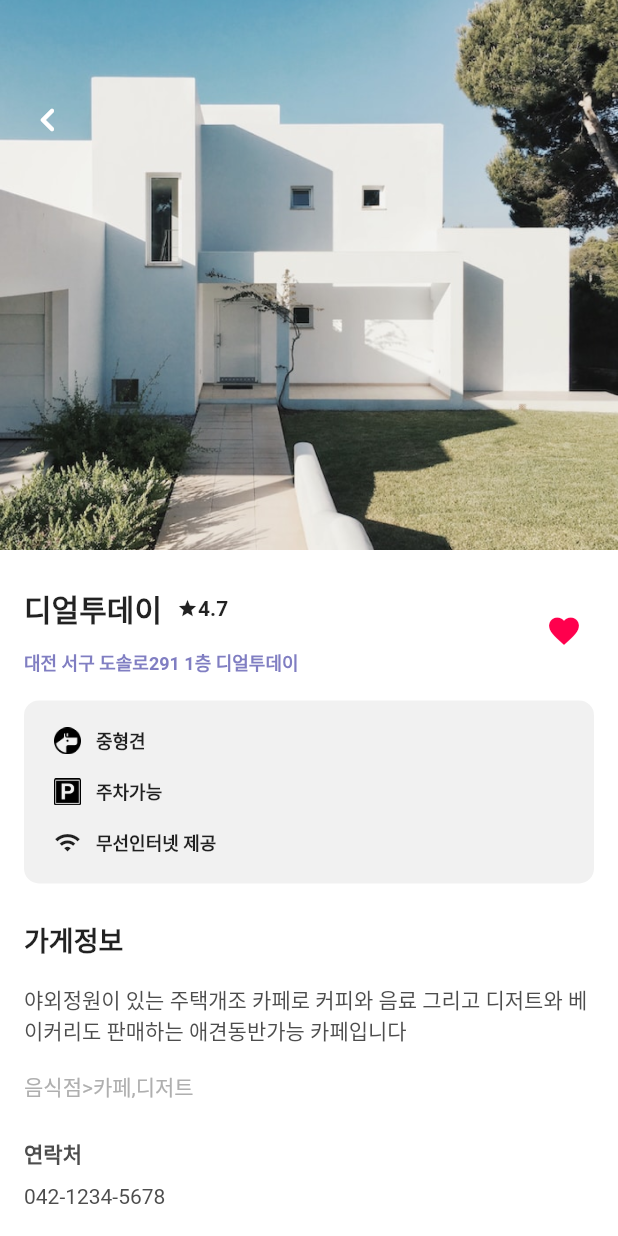
After one commit to Yongjun-Han/_DangTrip, a Flutter app: the PlaceDetailScreen screen opened directly, on a phone screen of 412 x 824 dp. The commit adds this screen. Run offline on Flutter 3.47's test engine with Material 2 defaults, Android fonts, the phone set to English and light mode, and no system bars; our stand-ins replace carousel_slider, dio, flutter_secure_storage, smooth_page_indicator; accounts and stored records are empty; network calls fail; Roboto replaces fonts that are missing (Pretendard).

Commit message:
detail page ui

```diff
--- /dev/null
+++ b/_dangtrip/lib/Common/Components/place_detail_card.dart
@@ -0,0 +1,355 @@
+import 'package:_dangtrip/Common/const/colors.dart';
+import 'package:flutter/material.dart';
+
+class PlaceDetailCard extends StatelessWidget {
+  // //썸네일
+  // final Widget image;
+  // //상호명
+  // final String name;
+  // //평점
+  // final double ratings;
+  // //주소
+  // final String address;
+  // //견종
+  // final String dogtype;
+  // //주차여부
+  // final bool parkinglot;
+  // //와이파이
+  // final bool wifi;
+  // //가게소개
+  // final String placeinfo;
+  // //연락처
+  // final String tel;
+  // //홈페이지
+  // final String link;
+
+  const PlaceDetailCard({
+    // required this.image,
+    // required this.name,
+    // required this.ratings,
+    // required this.address,
+    // required this.dogtype,
+    // required this.parkinglot,
+    // required this.wifi,
+    // required this.placeinfo,
+    // required this.tel,
+    // required this.link,
+    super.key,
+  });
+
+  @override
+  Widget build(BuildContext context) {
+    return Container(
+      color: Colors.white,
+      child: SingleChildScrollView(
+        child: Column(
+          //썸네일 이미지
+          children: [
+            Stack(
+              children: [
+                Image.asset('lib/assets/banner/detail_test.png'),
+                Padding(
+                  padding:
+                      const EdgeInsets.symmetric(vertical: 56, horizontal: 8),
+                  child: IconButton(
+                    onPressed: () {
+                      Navigator.pop(context);
+                    },
+                    icon: const Icon(
+                      Icons.keyboard_arrow_left_rounded,
+                      size: 32,
+                      color: Colors.white,
+                    ),
+                  ),
+                ),
+              ],
+            ),
+            const SizedBox(
+              height: 24,
+            ),
+            //가게명 주소 평점
+            Padding(
+              padding: const EdgeInsets.only(left: 16, right: 24),
+              child: Row(
+                mainAxisAlignment: MainAxisAlignment.spaceBetween,
+                children: [
+                  Column(
+                    crossAxisAlignment: CrossAxisAlignment.start,
+                    children: [
+                      Row(
+                        children: const [
+                          Text(
+                            '디얼투데이',
+                            style: TextStyle(
+                              fontSize: 20,
+                              fontWeight: FontWeight.bold,
+                            ),
+                          ),
+                          SizedBox(
+                            width: 10,
+                          ),
+                          Icon(
+                            Icons.star,
+                            size: 14,
+                          ),
+                          Text(
+                            '4.7',
+                            style: TextStyle(
+                              fontSize: 14,
+                              fontWeight: FontWeight.bold,
+                            ),
+                          )
+                        ],
+                      ),
+                      const SizedBox(
+                        height: 12,
+                      ),
+                      const Text(
+                        '대전 서구 도솔로291 1층 디얼투데이',
+                        style: TextStyle(
+                          fontSize: 12,
+                          fontWeight: FontWeight.w700,
+                          color: PRIMARY_COLOR,
+                        ),
+                      )
+                    ],
+                  ),
+                  const Icon(
+                    Icons.favorite,
+                    color: Color(0xffff004d),
+                  ),
+                ],
+              ),
+            ),
+            const SizedBox(
+              height: 16,
+            ),
+            Padding(
+              padding: const EdgeInsets.symmetric(horizontal: 16),
+              child: Column(
+                crossAxisAlignment: CrossAxisAlignment.start,
+                children: [
+                  Container(
+                    width: MediaQuery.of(context).size.width,
+                    height: 122,
+                    decoration: BoxDecoration(
+                        color: const Color(0xfff1f1f1),
+                        borderRadius: BorderRadius.circular(10)),
+                    child: Padding(
+                      padding: const EdgeInsets.symmetric(horizontal: 20),
+                      child: Column(
+                        mainAxisAlignment: MainAxisAlignment.center,
+                        children: [
+                          Row(
+                            children: [
+                              Image.asset(
+                                'lib/assets/logo/dogType.png',
+                                width: 18,
+                              ),
+                              const SizedBox(
+                                width: 10,
+                              ),
+                              const Text(
+                                '중형견',
+                                style: TextStyle(
+                                  fontSize: 12,
+                                  fontWeight: FontWeight.bold,
+                                ),
+                              )
+                            ],
+                          ),
+                          const SizedBox(
+                            height: 16,
+                          ),
+                          Row(
+                            children: [
+                              Image.asset(
+                                'lib/assets/logo/parking.png',
+                                width: 18,
+                              ),
+                              const SizedBox(
+                                width: 10,
+                              ),
+                              const Text(
+                                '주차가능',
+                                style: TextStyle(
+                                  fontSize: 12,
+                                  fontWeight: FontWeight.bold,
+                                ),
+                              )
+                            ],
+                          ),
+                          const SizedBox(
+                            height: 16,
+                          ),
+                          Row(
+                            children: const [
+                              Icon(
+                                Icons.wifi,
+                                size: 18,
+                              ),
+                              SizedBox(
+                                width: 10,
+                              ),
+                              Text(
+                                '무선인터넷 제공',
+                                style: TextStyle(
+                                  fontSize: 12,
+                                  fontWeight: FontWeight.bold,
+                                ),
+                              )
+                            ],
+                          ),
+                        ],
+                      ),
+                    ),
+                  ),
+                  const SizedBox(
+                    height: 24,
+                  ),
+                  const Text(
+                    '가게정보',
+                    style: TextStyle(
+                      fontSize: 18,
+                      fontWeight: FontWeight.bold,
+                    ),
+                  ),
+                  const SizedBox(
+                    height: 16,
+                  ),
+                  const Text(
+                    '야외정원이 있는 주택개조 카페로 커피와 음료 그리고 디저트와 베이커리도 판매하는 애견동반가능 카페입니다',
+                    style: TextStyle(
+                      fontSize: 14,
+                      fontWeight: FontWeight.w400,
+                      color: Color(0xff4d4d4d),
+                    ),
+                  ),
+                  const SizedBox(
+                    height: 16,
+                  ),
+                  const Text(
+                    '음식점>카페,디저트',
+                    style: TextStyle(
+                      fontSize: 14,
+                      fontWeight: FontWeight.w400,
+                      color: Color(0xffafafaf),
+                    ),
+                  ),
+                  const SizedBox(
+                    height: 24,
+                  ),
+                  const Text(
+                    '연락처',
+                    style: TextStyle(
+                      fontWeight: FontWeight.bold,
+                      fontSize: 14,
+                      color: Color(0xff4d4d4d),
+                    ),
+                  ),
+                  const SizedBox(
+                    height: 10,
+                  ),
+                  const Text(
+                    '042-1234-5678',
+                    style: TextStyle(
+                      fontSize: 14,
+                      color: Color(0xff4d4d4d),
+                    ),
+                  ),
+                  const SizedBox(
+                    height: 16,
+                  ),
+                  const Text(
+                    '홈페이지',
+                    style: TextStyle(
+                      fontWeight: FontWeight.bold,
+                      fontSize: 14,
+                      color: Color(0xff4d4d4d),
+                    ),
+                  ),
+                  const SizedBox(
+                    height: 10,
+                  ),
+                  const Text(
+                    'https://blog.naver.com/qhfus1103/222926664940',
+                    style: TextStyle(
+                      color: PRIMARY_COLOR,
+                      fontSize: 14,
+                    ),
+                  ),
+                  const SizedBox(
+                    height: 24,
+                  ),
+                  Container(
+                    width: MediaQuery.of(context).size.width,
+                    height: 1,
+                    decoration: const BoxDecoration(color: Color(0xffe6e6e6)),
+                  ),
+                  const SizedBox(
+                    height: 24,
+                  ),
+                  const Text(
+                    '위치정보',
+                    style: TextStyle(
+                      fontSize: 16,
+                      fontWeight: FontWeight.bold,
+                    ),
+                  ),
+                  const SizedBox(
+                    height: 16,
+                  ),
+                  const Text(
+                    '대전광역시 서구 도솔로 291 1층 디얼투데이',
+                    style: TextStyle(
+                      fontSize: 16,
+                      fontWeight: FontWeight.w400,
+                    ),
+                  ),
+                  const SizedBox(
+                    height: 16,
+                  ),
+                  Container(
+                    width: MediaQuery.of(context).size.width,
+                    height: 204,
+                    decoration: BoxDecoration(
+                      color: const Color(0xfff1f1f1),
+                      borderRadius: BorderRadius.circular(10),
+                    ),
+                  ),
+                  const SizedBox(
+                    height: 32,
+                  ),
+                  Row(
+                    mainAxisAlignment: MainAxisAlignment.end,
+                    children: const [
+                      Icon(
+                        Icons.report_problem_outlined,
+                        size: 16,
+                        color: SECONDARY_COLOR,
+                      ),
+                      SizedBox(
+                        width: 8,
+                      ),
+                      Text(
+                        '정보 수정 요청하기',
+                        style: TextStyle(
+                          fontSize: 12,
+                          fontWeight: FontWeight.w500,
+                          color: SECONDARY_COLOR,
+                        ),
+                      )
+                    ],
+                  ),
+                  const SizedBox(
+                    height: 48,
+                  ),
+                ],
+              ),
+            ),
+          ],
+        ),
+      ),
+    );
+  }
+}
--- a/_dangtrip/lib/Common/Components/place_info_card.dart
+++ b/_dangtrip/lib/Common/Components/place_info_card.dart
@@ -15,18 +15,22 @@ class PlaceInfoCard extends StatelessWidget {
   final List<String> tags;
   //평점
   final double ratings;
+  //상세페이지 여부
+  final bool isDetail;
 
   const PlaceInfoCard({
     required this.image,
     required this.name,
     required this.tags,
     required this.ratings,
+    this.isDetail = false,
     // required this.dogType,
     super.key,
   });
 
   factory PlaceInfoCard.fromModel({
     required RestaurantModel model,
+    bool isDetail = false,
   }) {
     return PlaceInfoCard(
       image: Image.network(
@@ -36,6 +40,7 @@ class PlaceInfoCard extends StatelessWidget {
       name: model.name,
       tags: model.tags,
       ratings: model.ratings,
+      isDetail: isDetail,
     );
   }
 
@@ -43,10 +48,12 @@ class PlaceInfoCard extends StatelessWidget {
   Widget build(BuildContext context) {
     return Column(
       children: [
-        ClipRRect(
-          borderRadius: BorderRadius.circular(10),
-          child: image,
-        ),
+        if (isDetail) image,
+        if (!isDetail)
+          ClipRRect(
+            borderRadius: BorderRadius.circular(10),
+            child: image,
+          ),
         const SizedBox(
           height: 16,
         ),
--- /dev/null
+++ b/_dangtrip/lib/screens/place_detail_screen.dart
@@ -0,0 +1,13 @@
+import 'package:_dangtrip/Common/Components/place_detail_card.dart';
+import 'package:flutter/material.dart';
+
+class PlaceDetailScreen extends StatelessWidget {
+  const PlaceDetailScreen({super.key});
+
+  @override
+  Widget build(BuildContext context) {
+    return const Scaffold(
+      body: PlaceDetailCard(),
+    );
+  }
+}
--- a/_dangtrip/lib/screens/trip.dart
+++ b/_dangtrip/lib/screens/trip.dart
@@ -2,6 +2,7 @@ import 'package:_dangtrip/Common/Components/place_info_card.dart';
 import 'package:_dangtrip/Common/const/colors.dart';
 import 'package:_dangtrip/Common/const/data.dart';
 import 'package:_dangtrip/model/restaurant_model.dart';
+import 'package:_dangtrip/screens/place_detail_screen.dart';
 import 'package:dio/dio.dart';
 import 'package:flutter/material.dart';
 
@@ -188,9 +189,15 @@ class _TripState extends State<Trip> {
                         final pItem = RestaurantModel.fromJson(
                           json: item,
                         );
-                        return PlaceInfoCard.fromModel(
-                          model: pItem,
-                          // dogType: '소형견',
+                        return GestureDetector(
+                          onTap: () {
+                            Navigator.of(context).push(MaterialPageRoute(
+                                builder: (_) => const PlaceDetailScreen()));
+                          },
+                          child: PlaceInfoCard.fromModel(
+                            model: pItem,
+                            // dogType: '소형견',
+                          ),
                         );
                       },
                       separatorBuilder: (_, index) {
--- a/_dangtrip/pubspec.yaml
+++ b/_dangtrip/pubspec.yaml
@@ -53,8 +53,10 @@ flutter:
   - lib/assets/banner/AD_3.png
   - lib/assets/banner/AD_4.png
   - lib/assets/banner/AD_5.png
+  - lib/assets/banner/detail_test.png
   - lib/assets/logo/location.gif
   - lib/assets/logo/dogType.png
+  - lib/assets/logo/parking.png
   - lib/assets/event/kanu_dog.jpg
   - lib/assets/logo/splash.png
   - lib/Data/cateData.json
```
Also changed, not shown: _dangtrip/lib/assets/banner/detail_test.png (added), _dangtrip/lib/assets/logo/parking.png (added).
